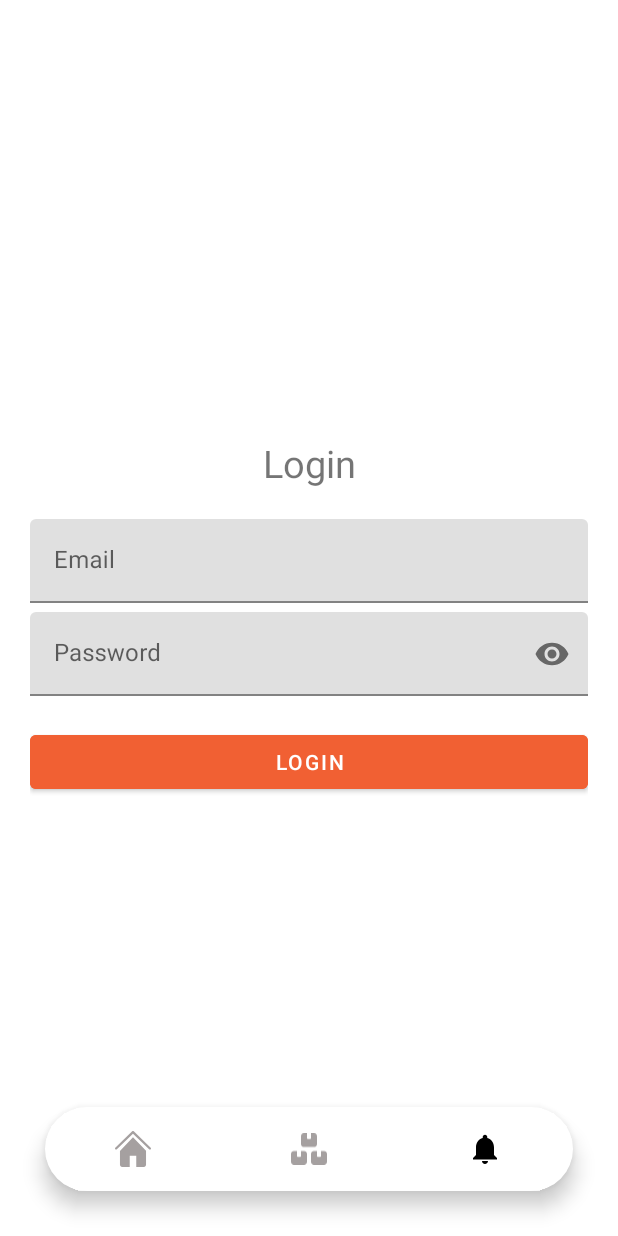
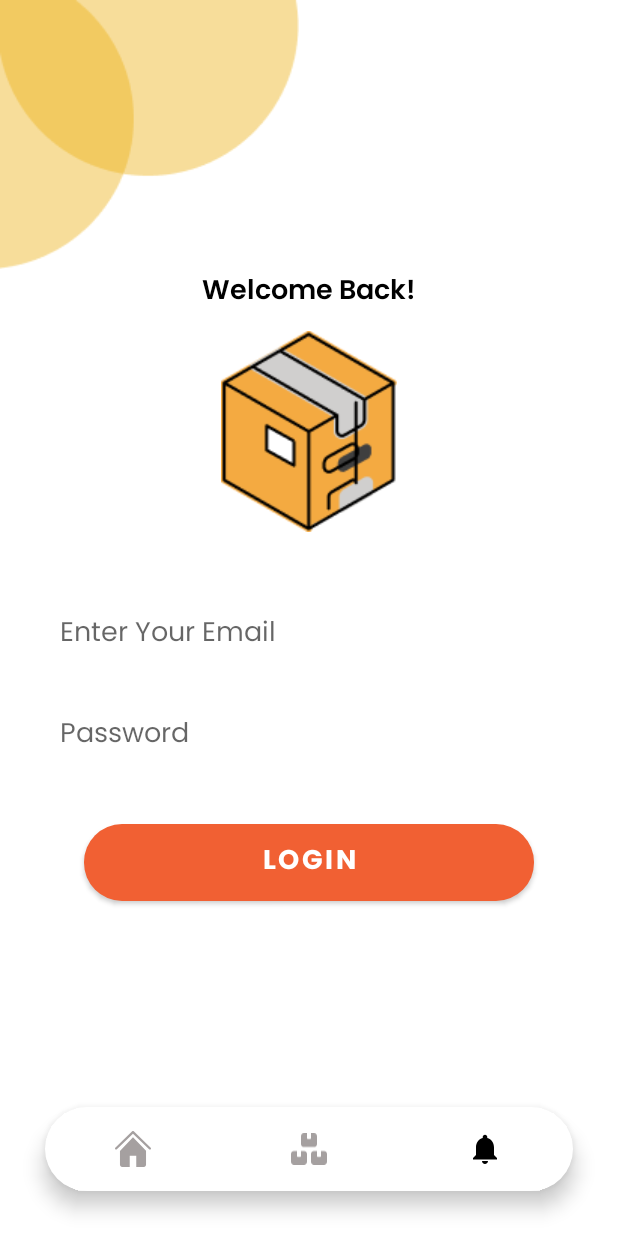
Before and after one commit to Mammuasyir/CRUD-with-rest-API, an Android app: the screen it shows after launch (MainActivity), item 3 of the bottom bar chosen, on a phone screen of 412 x 824 dp. Run offline under Robolectric (Android 15) with nearby library versions, the light colour scheme and no system bars; our stand-ins replace navigation-ui; pictures from the network do not load; 2 statements that could not run were skipped.

Commit message:
new layout login

```diff
--- /dev/null
+++ b/app/src/main/res/drawable/button_shape.xml
@@ -0,0 +1,6 @@
+<?xml version="1.0" encoding="utf-8"?>
+<shape android:shape="rectangle" xmlns:android="http://schemas.android.com/apk/res/android">
+
+    <solid android:color="@color/oren"/>
+    <corners android:radius="25dp" />
+</shape>
--- a/app/src/main/res/layout/fragment_dashboard_paket.xml
+++ b/app/src/main/res/layout/fragment_dashboard_paket.xml
@@ -22,7 +22,7 @@
                 android:id="@+id/cdv_1"
                 android:layout_width="match_parent"
                 android:layout_height="190dp"
-                android:layout_marginTop="30dp">
+                android:layout_marginTop="20dp">
 
                 <RelativeLayout
                     android:layout_width="match_parent"
@@ -35,6 +35,7 @@
                         android:layout_height="wrap_content"
                         android:padding="25dp"
                         android:text="Satpam"
+                        android:textStyle="bold"
                         android:textColor="@color/black"
                         android:textSize="30sp" />
 
@@ -86,6 +87,7 @@
                         android:layout_alignParentRight="true"
                         android:padding="25dp"
                         android:text="Musyrif"
+                        android:textStyle="bold"
                         android:textColor="@color/white"
                         android:textSize="30sp" />
 
@@ -95,7 +97,7 @@
                         android:layout_height="wrap_content"
                         android:layout_alignParentBottom="true"
                         android:layout_marginBottom="30sp"
-                        android:layout_marginLeft="276sp"
+                        android:layout_marginLeft="216sp"
                         android:text="0"
                         android:textSize="30sp"
                         android:textStyle="bold"
@@ -122,6 +124,7 @@
                         android:layout_height="wrap_content"
                         android:padding="25dp"
                         android:text="Selesai"
+                        android:textStyle="bold"
                         android:textColor="@color/white"
                         android:textSize="30sp" />
 
@@ -151,7 +154,7 @@
                 android:id="@+id/cdv_4"
                 android:layout_width="match_parent"
                 android:layout_height="190dp"
-                android:layout_marginBottom="30dp">
+                android:layout_marginBottom="40dp">
 
                 <RelativeLayout
                     android:layout_width="match_parent"
@@ -164,6 +167,7 @@
                         android:layout_height="wrap_content"
                         android:layout_alignParentRight="true"
                         android:padding="25dp"
+                        android:textStyle="bold"
                         android:text="Total"
                         android:textColor="@color/black"
                         android:textSize="30sp" />
@@ -173,12 +177,12 @@
                         android:layout_width="wrap_content"
                         android:layout_height="wrap_content"
                         android:layout_alignParentBottom="true"
+                        android:layout_marginLeft="233sp"
                         android:layout_marginBottom="30sp"
-                        android:layout_marginLeft="285sp"
                         android:text="0"
+                        android:textColor="@color/black"
                         android:textSize="30sp"
-                        android:textStyle="bold"
-                        android:textColor="@color/black" />
+                        android:textStyle="bold" />
 
                 </RelativeLayout>
 
--- a/app/src/main/res/layout/fragment_login.xml
+++ b/app/src/main/res/layout/fragment_login.xml
@@ -1,60 +1,77 @@
 <?xml version="1.0" encoding="utf-8"?>
 <RelativeLayout xmlns:android="http://schemas.android.com/apk/res/android"
+    xmlns:app="http://schemas.android.com/apk/res-auto"
     xmlns:tools="http://schemas.android.com/tools"
     android:layout_width="match_parent"
     android:layout_height="match_parent"
-    xmlns:app="http://schemas.android.com/apk/res-auto"
+    android:backgroundTint="@color/lightWhite"
     tools:context=".ui.notifications.LoginFragment">
 
+    <ImageView
+        android:id="@+id/L_img_1"
+        android:layout_width="wrap_content"
+        android:layout_height="wrap_content"
+        android:layout_alignParentLeft="true"
+        android:layout_alignParentTop="true"
+        android:src="@drawable/pojoklogin" />
+
+    <TextView
+        android:id="@+id/L_txt_1"
+        android:layout_width="wrap_content"
+        android:layout_height="wrap_content"
+        android:layout_below="@id/L_img_1"
+        android:layout_centerHorizontal="true"
+        android:fontFamily="@font/poppinssemibold"
+        android:text="Welcome Back!"
+        android:textColor="@color/black"
+        android:textSize="18sp" />
+    <ImageView
+        android:id="@+id/L_img_2"
+        android:layout_width="wrap_content"
+        android:layout_height="wrap_content"
+        android:layout_below="@+id/L_txt_1"
+        android:layout_centerHorizontal="true"
+        android:layout_marginTop="10dp"
+        android:src="@drawable/paketgambar" />
     <LinearLayout
+        android:id="@+id/ly_1"
         android:layout_width="match_parent"
         android:layout_height="wrap_content"
-        android:layout_centerInParent="true"
+        android:layout_below="@id/L_img_2"
         android:orientation="vertical"
-        android:padding="20dp">
-
-        <TextView
+        android:padding="30dp">
+        <EditText
+            android:id="@+id/edt_login_email"
             android:layout_width="match_parent"
-            android:layout_height="wrap_content"
-            android:layout_marginBottom="20dp"
-            android:text="Login"
-            android:textAlignment="center"
-            android:textSize="25sp" />
-
-        <com.google.android.material.textfield.TextInputLayout
+            android:layout_height="57dp"
+            android:layout_marginTop="10dp"
+            android:background="@drawable/button_shape"
+            android:backgroundTint="@color/white"
+            android:fontFamily="@font/poppinsregular"
+            android:hint="Enter Your Email"
+            android:paddingLeft="10dp" />
+        <EditText
+            android:id="@+id/edt_login_pass"
             android:layout_width="match_parent"
-            android:layout_height="wrap_content"
-            android:layout_marginBottom="6dp">
-
-            <com.google.android.material.textfield.TextInputEditText
-                android:id="@+id/edt_login_email"
-                android:layout_width="match_parent"
-                android:layout_height="wrap_content"
-                android:hint="Email" />
-        </com.google.android.material.textfield.TextInputLayout>
-
-        <com.google.android.material.textfield.TextInputLayout
-            android:layout_width="match_parent"
-            android:layout_height="wrap_content"
-            android:layout_marginBottom="6dp"
-            app:passwordToggleEnabled="true">
-
-            <com.google.android.material.textfield.TextInputEditText
-                android:id="@+id/edt_login_pass"
-                android:layout_width="match_parent"
-                android:layout_height="wrap_content"
-                android:hint="Password"
-                android:inputType="textPassword" />
-        </com.google.android.material.textfield.TextInputLayout>
-
-        <Button
-            android:id="@+id/btn_login"
-            android:layout_width="match_parent"
-            android:layout_height="wrap_content"
-            android:layout_marginTop="14dp"
-            android:backgroundTint="@color/oren"
-            android:text="Login" />
+            android:layout_height="57dp"
+            android:layout_marginTop="10dp"
+            android:background="@drawable/button_shape"
+            android:backgroundTint="@color/white"
+            android:fontFamily="@font/poppinsregular"
+            android:hint="Password"
+            android:inputType="textPassword"
+            android:paddingLeft="10dp" />
     </LinearLayout>
-
-
+    <Button
+        android:id="@+id/btn_login"
+        android:layout_width="wrap_content"
+        android:layout_height="wrap_content"
+        android:layout_below="@+id/ly_1"
+        android:layout_centerHorizontal="true"
+        android:width="300dp"
+        android:background="@drawable/button_shape"
+        android:fontFamily="@font/poppinsbold"
+        android:text="Login"
+        android:textColor="@color/white"
+        android:textSize="18sp" />
 </RelativeLayout>
--- a/app/src/main/res/layout/fragment_notifications.xml
+++ b/app/src/main/res/layout/fragment_notifications.xml
@@ -187,7 +187,7 @@
                 android:layout_width="wrap_content"
                 android:layout_height="wrap_content"
                 android:layout_gravity="center_horizontal"
-                android:layout_marginTop="130dp"
+                android:layout_marginTop="80dp"
                 android:text="Log out"
                 android:textColor="@color/oren" />
 
```
Also changed, not shown: app/src/main/res/drawable/paketgambar.png (added), app/src/main/res/drawable/pojoklogin.png (added), app/src/main/res/font/poppinsbold.ttf (added), app/src/main/res/font/poppinsextra.ttf (added), app/src/main/res/font/poppinsmedium.ttf (added), app/src/main/res/font/poppinsregular.ttf (added), app/src/main/res/font/poppinssemibold.ttf (added).
